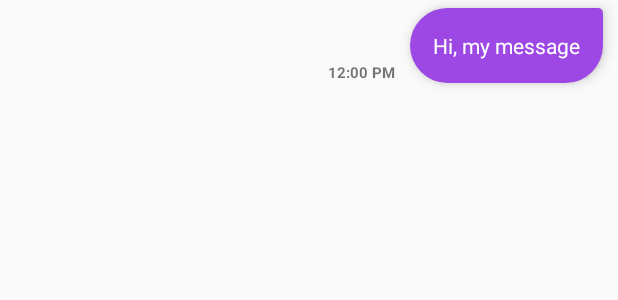
After one commit to josdebum/Viathan-App, an Android app: the layout my_message.xml on its own in the app's theme, with its tools: preview values and no code run, on a phone screen of 412 x 824 dp. The commit adds this screen. Shown: the top 300 px of the screen. Run offline under Robolectric (Android 15) with nearby library versions, the phone set to English and light mode, and no system bars.

Commit message:
new commit

```diff
--- /dev/null
+++ b/app/src/main/res/drawable/my_message_bubble.xml
@@ -0,0 +1,9 @@
+<?xml version="1.0" encoding="utf-8"?>
+<shape xmlns:android="http://schemas.android.com/apk/res/android"
+    android:shape="rectangle">
+
+    <solid android:color="#9d48e4"></solid>
+
+    <corners android:topRightRadius="5dp" android:radius="40dp"></corners>
+
+</shape>
--- /dev/null
+++ b/app/src/main/res/layout/my_message.xml
@@ -0,0 +1,33 @@
+<?xml version="1.0" encoding="utf-8"?>
+<androidx.constraintlayout.widget.ConstraintLayout xmlns:android="http://schemas.android.com/apk/res/android"
+    android:layout_width="match_parent"
+    android:layout_height="match_parent"
+    xmlns:app="http://schemas.android.com/apk/res-auto">
+
+    <TextView
+        android:id="@+id/txtMyMessage"
+        android:text="Hi, my message"
+        android:background="@drawable/my_message_bubble"
+        android:layout_width="wrap_content"
+        android:layout_height="wrap_content"
+        android:maxWidth="240dp"
+        android:padding="15dp"
+        android:elevation="5dp"
+        android:textColor="#ffffff"
+        android:layout_marginRight="10dp"
+        android:layout_marginTop="5dp"
+        app:layout_constraintRight_toRightOf="parent"
+        app:layout_constraintTop_toTopOf="parent" />
+
+    <TextView
+        android:id="@+id/txtMyMessageTime"
+        android:text="12:00 PM"
+        android:layout_width="wrap_content"
+        android:layout_height="wrap_content"
+        android:textSize="10sp"
+        android:textStyle="bold"
+        android:layout_marginRight="10dp"
+        app:layout_constraintBottom_toBottomOf="@+id/txtMyMessage"
+        app:layout_constraintRight_toLeftOf="@+id/txtMyMessage" />
+
+</androidx.constraintlayout.widget.ConstraintLayout>
```
Also changed, not shown: app/src/main/AndroidManifest.xml (+6 -3 lines), app/src/main/java/com/example/viathanapp/App.kt (added, +9 -0 lines), app/src/main/java/com/example/viathanapp/ChatActivity.kt (added, +107 -0 lines), app/src/main/java/com/example/viathanapp/ChatService.kt (added, +24 -0 lines), app/src/main/java/com/example/viathanapp/DateUtils.kt (added, +10 -0 lines), app/src/main/java/com/example/viathanapp/MainActivity2.kt (+17 -3 lines), app/src/main/java/com/example/viathanapp/MessageAdapter.kt (added, +78 -0 lines), app/src/main/res/drawable/other_message_bubble.xml (added, +9 -0 lines), app/src/main/res/layout/activity_chat.xml (added, +66 -0 lines), app/src/main/res/layout/activity_main2.xml (+32 -0 lines), app/src/main/res/layout/other_message.xml (added, +43 -0 lines).
